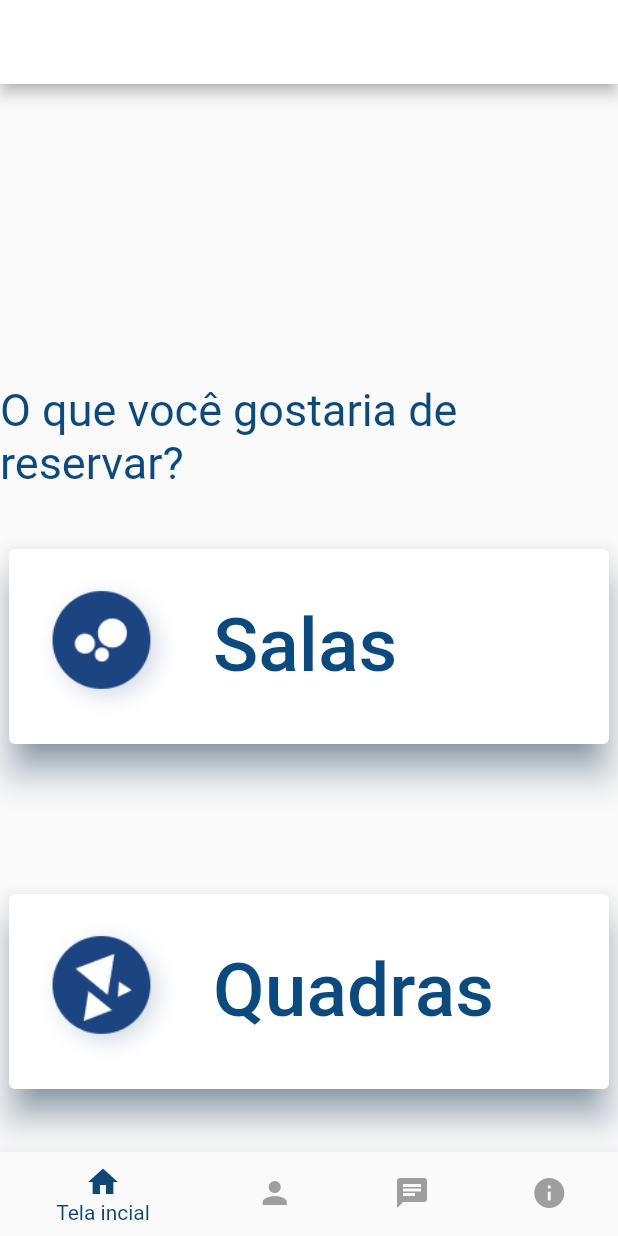
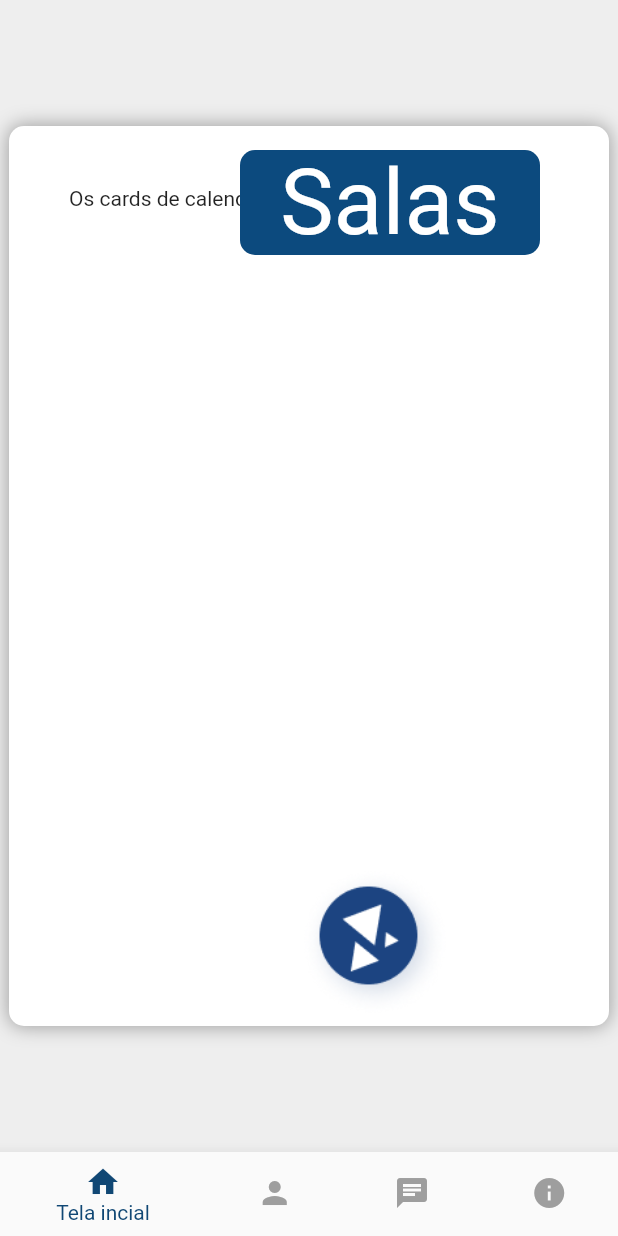
Before and after one commit to Lucasdvs10/Maua-Reservation, a Flutter app: the screen it shows after launch, on a phone screen of 412 x 824 dp. Run offline on Flutter 3.47's test engine with Material 2 defaults, Android fonts, the phone set to English and light mode, and no system bars; our stand-ins replace google_fonts; missing offline and left inert: dart:html; Roboto replaces fonts that are missing (Abel).

Commit message:
Card de background feito

```diff
--- /dev/null
+++ b/projeto_maua_reservation/lib/pages/background_card_room_choose.dart
@@ -0,0 +1,63 @@
+import 'package:flutter/material.dart';
+
+class BackgroundCardRoomChoose extends StatelessWidget {
+  const BackgroundCardRoomChoose({Key? key}) : super(key: key);
+
+  @override
+  Widget build(BuildContext context) {
+    return Scaffold(
+      body: Container(
+        color: Colors.grey[200],
+        child: Stack(
+          children: [
+            Center(
+              child: Container(
+                decoration: BoxDecoration(
+                    borderRadius: BorderRadius.circular(10),
+                    color: Colors.white,
+                    boxShadow: const [
+                      BoxShadow(
+                          color: Colors.grey,
+                          spreadRadius: 0.01,
+                          blurRadius: 10),
+                    ]),
+                padding: const EdgeInsets.all(40),
+                height: 600,
+                width: 400,
+                child:
+                    const Text("Os cards de calendário, blocos e etc vão aqui"),
+              ),
+            ),
+            Positioned(
+              top: 100,
+              left: 160,
+              child: Container(
+                  alignment: Alignment.center,
+                  width: 200,
+                  decoration: BoxDecoration(
+                      borderRadius: BorderRadius.circular(10),
+                      color: const Color.fromARGB(255, 12, 74, 126)),
+                  child: const Text(
+                    "Salas",
+                    style: TextStyle(
+                      color: Colors.white,
+                      fontSize: 60,
+                    ),
+                  )),
+            ),
+            Positioned(
+              bottom: 90,
+              left: 200,
+              child: Container(
+                  width: 100,
+                  height: 100,
+                  decoration: const BoxDecoration(
+                      image: DecorationImage(
+                          image: AssetImage("assets/images/Triangulos.png")))),
+            )
+          ],
+        ),
+      ),
+    );
+  }
+}
--- a/projeto_maua_reservation/lib/pages/choose_room_or_court.dart
+++ b/projeto_maua_reservation/lib/pages/choose_room_or_court.dart
@@ -1,8 +1,8 @@
 import 'package:flutter/material.dart';
 import 'package:google_fonts/google_fonts.dart';
 
-class choose_room_or_court extends StatelessWidget {
-  choose_room_or_court({Key? key}) : super(key: key);
+class ChooseRoomOrCourt extends StatelessWidget {
+  ChooseRoomOrCourt({Key? key}) : super(key: key);
   @override
   Widget build(BuildContext context) {
     return Scaffold(
--- a/projeto_maua_reservation/lib/pages/mother_screen.dart
+++ b/projeto_maua_reservation/lib/pages/mother_screen.dart
@@ -1,19 +1,21 @@
 import 'package:flutter/material.dart';
+import 'package:projeto_maua_reservation/pages/background_card_room_choose.dart';
 import 'package:projeto_maua_reservation/pages/choose_room_or_court.dart';
 
-class mother_screen extends StatefulWidget {
-  const mother_screen({Key? key}) : super(key: key);
+class MotherScreen extends StatefulWidget {
+  const MotherScreen({Key? key}) : super(key: key);
 
   @override
-  State<mother_screen> createState() => _mother_screenState();
+  State<MotherScreen> createState() => _MotherScreenState();
 }
 
-class _mother_screenState extends State<mother_screen> {
+class _MotherScreenState extends State<MotherScreen> {
   int currentPageIndex = 0;
 
   final screensList = [
     //aqui a gente coloca cada página referente à um item na navigation bar
-    choose_room_or_court(),
+    // ChooseRoomOrCourt(),
+    BackgroundCardRoomChoose(),
     Text("Goodbye"),
     Text("Fare well"),
     Text("So long"),
--- a/projeto_maua_reservation/lib/reservation_app.dart
+++ b/projeto_maua_reservation/lib/reservation_app.dart
@@ -13,7 +13,7 @@ class ReservationApp extends StatelessWidget {
       theme: ThemeData(
           appBarTheme: const AppBarTheme(color: Colors.white),
           fontFamily: GoogleFonts.abel().fontFamily),
-      home: const mother_screen(),
+      home: const MotherScreen(),
     );
   }
 }
```
